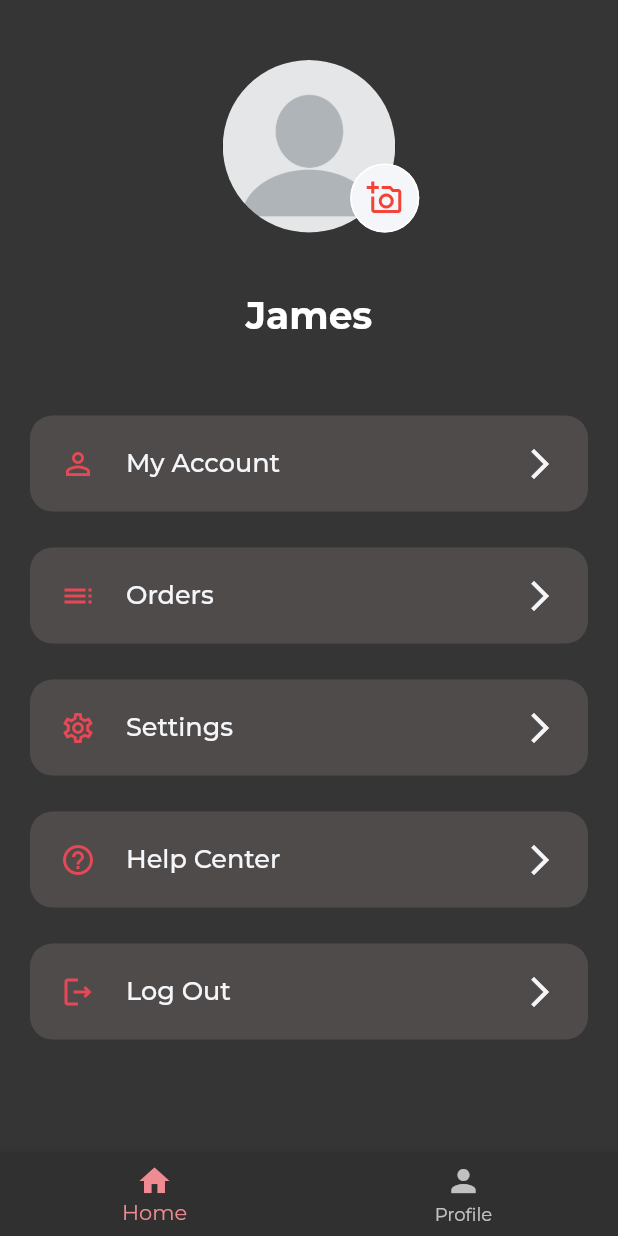
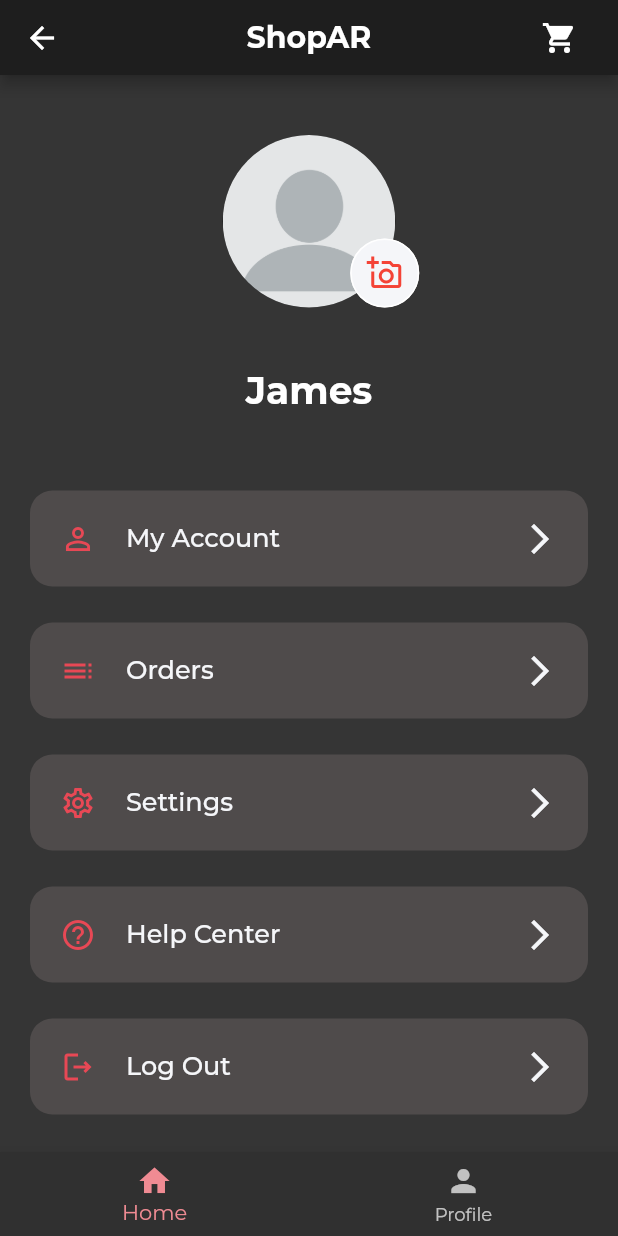
Before and after one commit to pathakarjun/ShopAR, a Flutter app: the HomeScreen screen opened directly, swiped to page 2, on a phone screen of 412 x 824 dp. Run offline on Flutter 3.47's test engine with Material 2 defaults, Android fonts, the phone set to English and light mode, and no system bars; our stand-ins replace cloud_firestore, expandable_text, firebase_auth, firebase_core, flutter_svg, fluttertoast and 2 more; missing offline and left inert: arkit_plugin; accounts and stored records are empty; network calls fail.

Commit message:
1st Version of all parts together

```diff
--- a/shop_ar/lib/buttomNavigationPages/profilePage/components/profilePic.dart
+++ b/shop_ar/lib/buttomNavigationPages/profilePage/components/profilePic.dart
@@ -1,6 +1,6 @@
 import 'package:flutter/material.dart';
 import 'package:firebase_auth/firebase_auth.dart';
-import 'package:shop_ar/loginSignup/login_page.dart';
+import 'package:shop_ar/screens/loginSignup/login_page.dart';
 
 class ProfilePic extends StatelessWidget {
   const ProfilePic({
--- a/shop_ar/lib/homeScreen.dart
+++ b/shop_ar/lib/homeScreen.dart
@@ -1,6 +1,7 @@
 import 'package:flutter/material.dart';
-import 'package:shop_ar/buttomNavigationPages/home.dart';
+import 'package:shop_ar/screens/home/homeScreen.dart';
 import 'package:shop_ar/buttomNavigationPages/profilePage/profile.dart';
+import 'package:shop_ar/screens/product/shopping_cart.dart';
 
 class HomeScreen extends StatefulWidget {
   @override
@@ -21,11 +22,37 @@ class _HomeScreenState extends State<HomeScreen> {
   @override
   Widget build(BuildContext context) {
     return Scaffold(
+      appBar: PreferredSize(
+        preferredSize: Size.fromHeight(50.0),
+        child: AppBar(
+
+          title: const Text('ShopAR',
+            style: TextStyle(color: Color(0xFFFFFFFF),
+                fontWeight: FontWeight.bold
+            ),),
+          centerTitle: true,
+          //backgroundColor: Color(0xFFE84855),
+          actions: [
+            Padding(
+              padding: const EdgeInsets.fromLTRB(0, 0, 15, 0),
+              child: IconButton(
+                  icon: Icon(Icons.shopping_cart),
+                  onPressed: (){
+                    Navigator.push(
+                      context,
+                      MaterialPageRoute(builder: (context) => Cart()),
+                    );
+                  }
+              ),
+            )
+          ],
+        ),
+      ),
       body: PageView(
         controller: pageController,
-        physics: NeverScrollableScrollPhysics(),
+        physics: const NeverScrollableScrollPhysics(),
         children: [
-          Home(),
+          const Home(),
           Profile(),
         ],
       ),
@@ -35,7 +62,7 @@ class _HomeScreenState extends State<HomeScreen> {
             BottomNavigationBarItem(icon: Icon(Icons.person), label: 'Profile')
           ],
           currentIndex: _selectedIndex,
-          selectedItemColor: Color(0xffF08B93),
+          selectedItemColor: const Color(0xffF08B93),
           onTap: onTapped),
     );
   }
--- a/shop_ar/lib/main.dart
+++ b/shop_ar/lib/main.dart
@@ -4,7 +4,7 @@ import 'package:shop_ar/screens/loginSignup//login_page.dart';
 import 'firebase/firebase_options.dart';
 import 'package:firebase_auth/firebase_auth.dart';
 import 'package:google_fonts/google_fonts.dart';
-import 'package:shop_ar/screens/home/homeScreen.dart';
+import 'package:shop_ar/homeScreen.dart';
 
 void main() async {
   WidgetsFlutterBinding.ensureInitialized();
--- a/shop_ar/lib/screens/loginSignup/login_page.dart
+++ b/shop_ar/lib/screens/loginSignup/login_page.dart
@@ -4,7 +4,7 @@ import 'package:flutter/material.dart';
 import 'package:firebase_auth/firebase_auth.dart';
 import 'package:shop_ar/screens/loginSignup/forgot_password.dart';
 import 'package:shop_ar/screens/loginSignup/signup_page.dart';
-import 'package:shop_ar/screens/home/homeScreen.dart';
+import 'package:shop_ar/homeScreen.dart';
 
 class LoginPage extends StatefulWidget {
   @override
@@ -87,7 +87,7 @@ class _LoginPage extends State<LoginPage> {
                     print(FirebaseAuth.instance.currentUser);
                     Navigator.push(
                       context,
-                      MaterialPageRoute(builder: (context) => SignupPage()),
+                      MaterialPageRoute(builder: (context) => const SignupPage()),
                     );
                   },
                   child: const Text("Sign Up"),
@@ -98,7 +98,7 @@ class _LoginPage extends State<LoginPage> {
                     context,
                     MaterialPageRoute(builder: (context) => ForgotPassPage()),
                   );
-                }, child: Text("Forgot Password?")),
+                }, child: const Text("Forgot Password?")),
               ],
             ),
           ),
--- a/shop_ar/lib/splashScreen.dart
+++ b/shop_ar/lib/splashScreen.dart
@@ -5,7 +5,7 @@ import 'package:flutter/material.dart';
 import 'package:fluttertoast/fluttertoast.dart';
 import 'package:shop_ar/appColors.dart';
 import 'package:shop_ar/homeScreen.dart';
-import 'package:shop_ar/loginSignup/login_page.dart';
+import 'package:shop_ar/screens/loginSignup/login_page.dart';
 
 class SplashScreen extends StatefulWidget {
   SplashScreen({Key? key}) : super(key: key);
--- a/shop_ar/pubspec.yaml
+++ b/shop_ar/pubspec.yaml
@@ -41,6 +41,8 @@ dependencies:
   arkit_plugin: ^1.0.5
   firebase_storage: ^10.2.13
   get: ^4.6.1
+  fluttertoast: ^8.0.9
+  flutter_svg: ^1.0.3
 
 dev_dependencies:
   flutter_test:
```
Also changed, not shown: shop_ar/lib/buttomNavigationPages/profilePage/profile.dart (+8 -4 lines), shop_ar/lib/screens/home/homeScreen.dart (+4 -49 lines), shop_ar/lib/firebase/firebase_options.dart, shop_ar/pubspec.lock, 1 other file.
